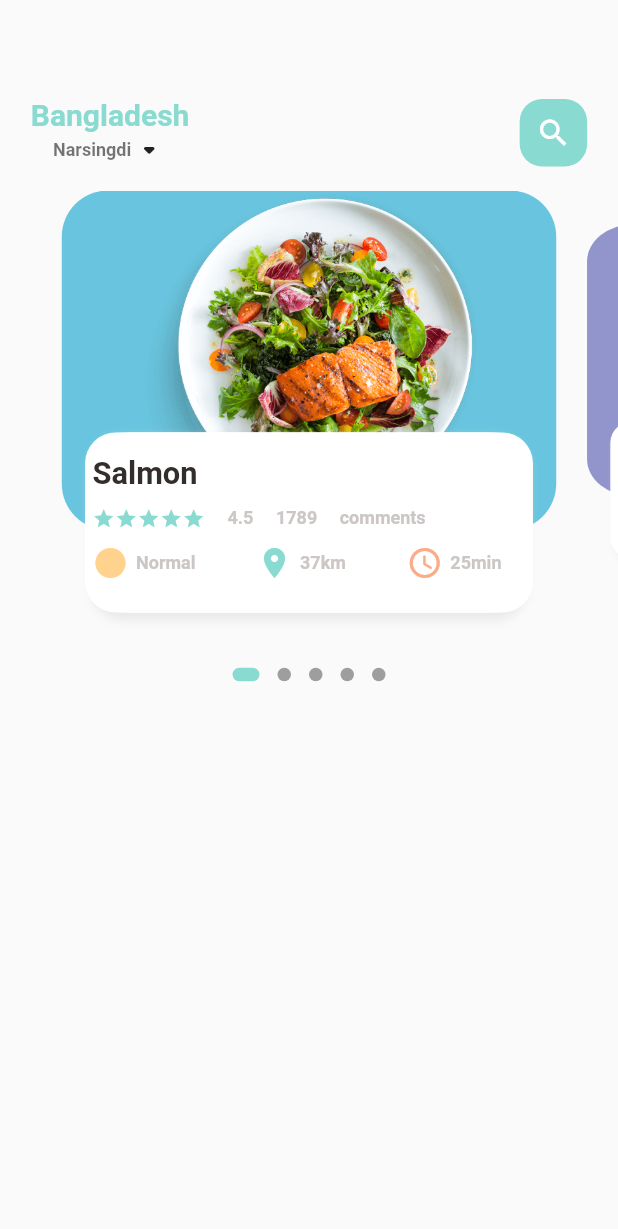
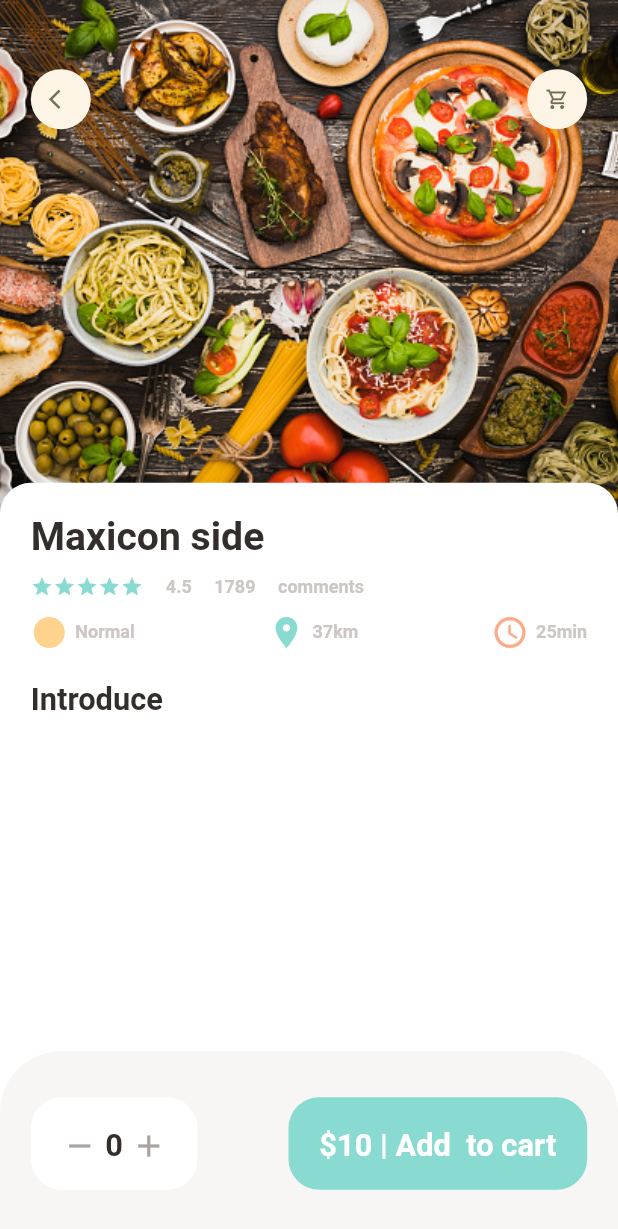
Before and after one commit to Sangro1/Flutter-FoodOrdring-App, a Flutter app: the screen it shows after launch, on a phone screen of 412 x 824 dp. Shown: the top 1229 px of the screen. Run offline on Flutter 3.47's test engine with Material 2 defaults, Android fonts, the phone set to English and light mode, and no system bars; drawn by our look-alikes of dots_indicator; our stand-ins replace get, google_fonts.

Commit message:
Food pages nd Add 4 dart files

```diff
--- a/lib/home/food_page_body.dart
+++ /dev/null
@@ -1,189 +0,0 @@
-
-import 'package:dots_indicator/dots_indicator.dart';
-import 'package:e_commerce_app/utils/colors.dart';
-import 'package:e_commerce_app/widgets/big_text.dart';
-import 'package:e_commerce_app/widgets/icon_and_widget.dart';
-import 'package:e_commerce_app/widgets/small_text.dart';
-import 'package:flutter/material.dart';
-
-import '../utils/dimensions.dart';
-
-class FoodPageBody extends StatefulWidget {
-  const FoodPageBody({Key? key}) : super(key: key);
-
-  @override
-  State<FoodPageBody> createState() => _FoodPageBodyState();
-}
-class _FoodPageBodyState extends State<FoodPageBody> {
-  PageController pageController = PageController(viewportFraction:0.85);
-  var _currPageValue = 0.0;
-  double _scaleFactor = 0.8;
-  double _height = Dimensions.pageViewContainer;
-
-  @override
-  void initState(){
-    super.initState();
-    pageController.addListener(() {
-      setState((){
-        _currPageValue = pageController.page!;
-        print("Current  value is" + _currPageValue.toString());
-
-      });
-    });
-  }
-
-  @override
-  Widget build(BuildContext context) {
-    return Column(
-      children: [
-      Container(
-      // color: Colors.redAccent,
-      height: Dimensions.pageView ,
-      child: PageView.builder(
-          controller: pageController,
-          itemCount: 5 ,
-          itemBuilder: (context ,position){
-            return _buildPageItem(position);
-          }),
-      ),
-    new DotsIndicator(
-    dotsCount: 5 ,
-    position: _currPageValue,
-    decorator: DotsDecorator(
-
-      activeColor: AppColors.mainColor,
-    size: const Size.square(9.0),
-    activeSize: const Size(18.0, 9.0),
-    activeShape: RoundedRectangleBorder(borderRadius: BorderRadius.circular(5.0)),
-    ),
-    ),
-      ],
-    );
-  }
-
-  Widget _buildPageItem(int index)   {
-
-    Matrix4 matrix = new Matrix4.identity();
-    //matrix4 identity returns an instance where it returns x,y,z
-    if(index == _currPageValue.floor()){
-      var currScale = 1 -( _currPageValue - index) * ( 1- _scaleFactor);
-      var currTrans = _height*(1-currScale )/ 2;
-      matrix = Matrix4.diagonal3Values( 1, currScale, 1 )..setTranslationRaw(0, currTrans, 0);
-     }
-    else if(index == _currPageValue.floor()+1){
-      var currScale = _scaleFactor + (_currPageValue-index +1) * ( 1 -_scaleFactor);
-      var currTrans = _height *(1-currScale )/ 2;
-      matrix = Matrix4.diagonal3Values( 1, currScale, 1 );
-      matrix = Matrix4.diagonal3Values( 1, currScale, 1 )..setTranslationRaw(0, currTrans, 0);
-
-    }
-    else if(index == _currPageValue.floor()-1){
-      var currScale = 1 -( _currPageValue - index) * ( 1- _scaleFactor);
-      var currTrans = _height *(1-currScale )/ 2;
-      matrix = Matrix4.diagonal3Values( 1, currScale, 1 );
-      matrix = Matrix4.diagonal3Values( 1, currScale, 1 )..setTranslationRaw(0, currTrans, 0);
-
-    } else{
-      var currScale = 0.8;
-      matrix = Matrix4.diagonal3Values(1, currScale, 1)..setTranslationRaw(0,_height*(1-_scaleFactor), 1);
-    }
-
-
-
-    return Transform(
-      transform: matrix,
-      child: Stack(
-          children: [
-        Container(
-        height: Dimensions.pageViewContainer ,
-        margin: EdgeInsets.only(left: Dimensions.width10 , right:Dimensions.width10),
-        decoration: BoxDecoration(
-          borderRadius: BorderRadius.circular(Dimensions.radius30 ),
-        color: index.isEven? Color(0xFF69c5df) : Color(0xff9294cc),
-        image: DecorationImage(
-        //fit: BoxFit.cover,
-        image: AssetImage
-        ("assets/image/image01.png"),
-        ),
-        ),
-        ),
-             Align(
-              alignment: Alignment.bottomCenter,
-              child: Container(
-                 height: 120,
-                margin: EdgeInsets.only( left: Dimensions.width30,right: Dimensions.width30,
-                    bottom:Dimensions.height30  ),
-                decoration: BoxDecoration(
-                    borderRadius: BorderRadius.circular(Dimensions.radius20),
-                    color: Colors.white,
-                  boxShadow: [
-                     BoxShadow(
-                       color: Color(0xFFe8e8e8),
-                        blurRadius: 5.0,
-                       offset: Offset(0,5),
-                     ),
-                    BoxShadow(
-                      color: Colors.white,
-                      offset: Offset(-5,0),
-                    ),
-                    BoxShadow(
-                      color: Colors.white,
-                      offset: Offset(5,0),
-                    ),
-                  ]
-                ),
-                child: Container(
-                  padding: EdgeInsets.only(top: Dimensions.height15, right:16 , bottom:10),
-                  child: Column(
-                    crossAxisAlignment: CrossAxisAlignment.start,
-                    children: [
-                       BigText(text:"Salmon"),
-
-                      SizedBox(height: Dimensions.height10),
-                      //comment section
-                      Row(
-                        children:[
-                          Wrap(
-                            children:List.generate(5,(index) => Icon(Icons.star,
-                                color: AppColors.mainColor,size: 15),),
-                          ),
-                          SizedBox(width: 15,),
-                          SmallText(text: "4.5"),
-
-                          SizedBox(width: 15,),
-                          SmallText(text: "1789" ),
-
-                          SizedBox(width: 15,),
-                          SmallText(text: "comments"),
-                        ],
-                      ),
-
-                      SizedBox(height: Dimensions.height10),
-                      //time and distance
-                      Row(
-                        mainAxisAlignment: MainAxisAlignment.spaceBetween,
-                        children: [
-                          IconAndTextWidget(icon: Icons.circle_sharp,
-                              text: "Normal",
-                              iconColor: AppColors.iconColor1),
-
-                          IconAndTextWidget(icon: Icons.location_on,
-                              text: "37km",
-                              iconColor: AppColors.mainColor),
-
-                          IconAndTextWidget(icon: Icons.access_time_rounded,
-                              text: "25min",
-                              iconColor: AppColors.iconColor2),
-
-                        ],
-                      )
-                    ],
-                  ),
-                ),
-              ),
-            ),
-          ],
-      ),
-    );
-  }
-}
--- a/lib/main.dart
+++ b/lib/main.dart
@@ -1,4 +1,5 @@
-import 'package:e_commerce_app/home/main_page_food.dart';
+import 'package:e_commerce_app/pages/food/popular_food_detail.dart';
+import 'package:e_commerce_app/pages/home/main_page_food.dart';
 import 'package:flutter/material.dart';
 import 'package:get/get.dart';
 import 'package:get/get.dart';
@@ -19,7 +20,7 @@ class MyApp extends StatelessWidget {
 
         primarySwatch: Colors.blue,
       ),
-      home: MainFoodPage(),
+      home: PopularFoodDetail(),
     );
   }
 }
--- /dev/null
+++ b/lib/pages/food/popular_food_detail.dart
@@ -0,0 +1,125 @@
+
+import 'package:e_commerce_app/utils/dimensions.dart';
+import 'package:e_commerce_app/widgets/app_column.dart';
+import 'package:e_commerce_app/widgets/app_icon.dart';
+import 'package:flutter/material.dart';
+
+import '../../utils/colors.dart';
+import '../../widgets/big_text.dart';
+import '../../widgets/icon_and_widget.dart';
+import '../../widgets/small_text.dart';
+
+class  PopularFoodDetail extends StatelessWidget {
+  const  PopularFoodDetail({Key? key}) : super(key: key);
+
+  @override
+  Widget build( BuildContext context) {
+    return Scaffold(
+      backgroundColor: Colors.white,
+      body: Stack(
+        children: [
+          //background image
+          Positioned(
+            left: 0, right:0,
+              child: Container(
+                width: double.maxFinite,
+                height: Dimensions.popularFoodImageSize,
+
+                decoration: BoxDecoration(
+                  image: DecorationImage(
+                    fit: BoxFit.cover,
+                    image: AssetImage(
+                      "assets/image/Food01.png",
+                    )
+                  )
+                ),
+              )),
+          //icon widget
+          Positioned( top: Dimensions.height45,
+              left: Dimensions.width20 , right:Dimensions.width20 ,
+              child: Row(
+                mainAxisAlignment: MainAxisAlignment.spaceBetween,
+                children: [
+                  AppIcon(icon: Icons.arrow_back_ios),
+
+                  AppIcon(icon: Icons.shopping_cart_outlined),
+                ],
+
+          )),
+          //intro of food
+          Positioned (
+            left: 0, right: 0,
+            bottom: 0,
+            top: Dimensions.popularFoodImageSize-20,
+              child:Container(
+                padding: EdgeInsets.only(left: Dimensions.width20,
+                     right: Dimensions.width20, top: Dimensions.height20),
+                decoration: BoxDecoration(
+                  borderRadius: BorderRadius.only(
+                    topRight: Radius.circular(Dimensions.radius20),
+                    topLeft: Radius.circular(Dimensions.radius20),
+                  ),
+                  color: Colors.white,
+                ),
+                child: Column(
+                  crossAxisAlignment: CrossAxisAlignment.start,
+                  children: [
+                    AppColumn(text: "Maxicon side"),
+                    SizedBox(height: Dimensions.height20,),
+                    BigText(text:  "Introduce"),
+                  ],
+                ),
+
+              ),
+          ),
+          //expendable text
+        ],
+      ),
+      bottomNavigationBar: Container(
+        height: Dimensions.bottomHeightBar,
+        padding:  EdgeInsets.only(top: Dimensions.height30,
+            bottom: Dimensions.height30, left:Dimensions.width20 ,
+            right: Dimensions.width20),
+          decoration: BoxDecoration(
+            color: AppColors.buttonBackgroundColor,
+            borderRadius: BorderRadius.only(
+               topLeft: Radius.circular(Dimensions.radius20 *2 ),
+               topRight: Radius.circular(Dimensions.radius20 *2),
+            )
+          ),
+        // 2 child buttons
+        child: Row(
+          mainAxisAlignment:MainAxisAlignment.spaceBetween ,
+          children: [
+            Container (
+              padding: EdgeInsets.only(top:Dimensions.height20, bottom:Dimensions.height20 ,
+                  left:Dimensions.width20 , right:Dimensions.width20 ),
+              decoration: BoxDecoration(
+                borderRadius: BorderRadius.circular(Dimensions.radius20),
+                color: Colors.white
+              ),
+                  child: Row(
+                    children: [
+                      Icon(Icons.remove , color:  AppColors.singleColor),
+                       SizedBox(width: Dimensions.width10/2  ),
+                       BigText(text: "0"),
+                      SizedBox(width: Dimensions.width10/2,),
+                      Icon(Icons.add, color: AppColors.singleColor),
+                    ],
+    )
+            ),
+            Container(
+              padding: EdgeInsets.only(top:Dimensions.height20, bottom:Dimensions.height20 ,
+                  left:Dimensions.width20 , right:Dimensions.width20 ),
+              child: BigText(text:"\$10 | Add  to cart", color: Colors.white,),
+              decoration: BoxDecoration(
+                borderRadius: BorderRadius.circular(Dimensions.radius20),
+                color: AppColors.mainColor,
+              ),
+            ),
+          ],
+        ),
+      ),
+    );
+  }
+}
--- a/lib/home/main_page_food.dart
+++ b/lib/pages/home/main_page_food.dart
@@ -1,9 +1,10 @@
-import 'package:e_commerce_app/home/food_page_body.dart';
 import 'package:e_commerce_app/utils/colors.dart';
 import 'package:e_commerce_app/utils/dimensions.dart';
 import 'package:e_commerce_app/widgets/big_text.dart';
 import 'package:e_commerce_app/widgets/small_text.dart';
 import 'package:flutter/material.dart';
+
+import 'food_page_body.dart';
 
 class MainFoodPage extends StatefulWidget {
   const MainFoodPage({Key? key}) : super(key: key);
@@ -23,7 +24,7 @@ class _MainFoodPageState extends State<MainFoodPage> {
           //search bar upper layout activity (showing the header)
           Container(
             child: Container(
-              margin: EdgeInsets.only(top: 65, bottom: 15),
+              margin: EdgeInsets.only(top: Dimensions.height45, bottom:Dimensions.height15 ),
               padding: EdgeInsets.only(left: Dimensions.width20,right: Dimensions.width20),
               child: Row(
                 mainAxisAlignment: MainAxisAlignment.spaceBetween,
@@ -41,21 +42,24 @@ class _MainFoodPageState extends State<MainFoodPage> {
                     ],
                   ),
                    Container(
-                    width: 45,
-                    height: 45,
-                    child: Icon(Icons.search, color: Colors.white),
+                    width: Dimensions.height45,
+                    height: Dimensions.height45 ,
+                    child: Icon(Icons.search, color: Colors.white, size: Dimensions.iconSize24),
                     decoration:  BoxDecoration(
-                      borderRadius: BorderRadius.circular(15),
+                      borderRadius: BorderRadius.circular(Dimensions.radius15 ),
                       color: AppColors.mainColor,
                     ),
-                  )
+                  ),
                 ],
               ),
             ),
 
           ),
           // call that food page (showing the body)
-          FoodPageBody(),
+          Expanded(child: SingleChildScrollView(
+            child: FoodPageBody(),
+
+          ) )
         ],
       )
     );
--- a/lib/utils/dimensions.dart
+++ b/lib/utils/dimensions.dart
@@ -18,6 +18,8 @@ static double height10 = screenHeight /80.2;
 static double height15 = screenHeight /53.5;
 static double height20 = screenHeight /40.1;
   static double height30 = screenHeight /26.76;
+  static double height45 = screenHeight / 17.84;
+
 
 
 //dynamic width padding and margin
@@ -26,9 +28,29 @@ static double height20 = screenHeight /40.1;
   static double width20 = screenHeight /40.1;
   static double width30 = screenHeight /26.76;
 
+
   static double font20 = screenHeight/ 40.1;
-static double radius20 = screenHeight/40.1;
+  static double font26 = screenHeight/ 31.57  ;
+
+  //radius
+  static double radius15  = screenHeight/53.5;
+  static double radius20 = screenHeight/40.1;
   static double radius30 = screenHeight/26.76;
+
+  //iconSixe
+  static double iconSize24 = screenHeight/33.41;
+  static double iconSize16 = screenHeight/52.75;
+
+   //List view size 360/120 pixel5
+   static double listViewImageSize = screenWidth/3 ;
+   //360/100
+   static double listViewTextContSize = screenWidth/3.6;
+
+   //popular food
+  //height 350
+  static double popularFoodImageSize = screenHeight/2.41;
+  //dimension bottom height
+    static double bottomHeightBar = screenHeight / 6.68;
 
 
 }
--- /dev/null
+++ b/lib/widgets/app_column.dart
@@ -0,0 +1,62 @@
+import 'package:e_commerce_app/widgets/small_text.dart';
+import 'package:flutter/cupertino.dart';
+import 'package:flutter/material.dart';
+
+import '../utils/colors.dart';
+import '../utils/dimensions.dart';
+import 'big_text.dart';
+import 'icon_and_widget.dart';
+
+class AppColumn extends StatelessWidget {
+  final String text;
+  const AppColumn({Key? key,required this.text}) : super(key: key);
+
+  @override
+  Widget build(BuildContext context) {
+    return Column(
+      crossAxisAlignment: CrossAxisAlignment.start,
+      children: [
+
+        BigText(text: text, size: Dimensions.font26),//custom text
+        SizedBox(height: Dimensions.height10),
+
+        //comment section
+        Row(
+          children:[
+            Wrap(
+              children:List.generate(5,(index) => Icon(Icons.star,
+                  color: AppColors.mainColor,size: 15),),
+            ),
+            SizedBox(width: 15,),
+            SmallText(text: "4.5"),
+
+            SizedBox(width: 15,),
+            SmallText(text: "1789" ),
+
+            SizedBox(width: 15,),
+            SmallText(text: "comments"),
+          ],
+        ),
+
+        SizedBox(height: Dimensions.height10),
+        //time and distance
+        Row(
+          mainAxisAlignment: MainAxisAlignment.spaceBetween,
+          children: [
+            IconAndTextWidget(icon: Icons.circle_sharp,
+                text: "Normal",
+                iconColor: AppColors.iconColor1),
+
+            IconAndTextWidget(icon: Icons.location_on,
+                text: "37km",
+                iconColor: AppColors.mainColor),
+
+            IconAndTextWidget(icon: Icons.access_time_rounded,
+                text: "25min",
+                iconColor: AppColors.iconColor2),
+          ],
+        )
+      ],
+    );
+  }
+}
--- /dev/null
+++ b/lib/widgets/app_icon.dart
@@ -0,0 +1,34 @@
+import 'package:e_commerce_app/utils/dimensions.dart';
+import 'package:flutter/cupertino.dart';
+import 'package:flutter/material.dart';
+
+class  AppIcon extends StatelessWidget {
+  final IconData icon;
+  final Color iconColor;
+  final Color backgroundColor;
+  final double size;
+
+  const  AppIcon({Key? key,
+    required this.icon,
+     this.iconColor = const Color(0xFF756d54),
+     this.backgroundColor = const Color(0xFFfcf4e4),
+    this.size = 40,
+  }) : super(key: key);
+
+  @override
+  Widget build(BuildContext context) {
+    return Container(
+      width: size,
+      height: size,
+      decoration: BoxDecoration(
+        borderRadius: BorderRadius.circular(size/2),
+        color: backgroundColor,
+      ),
+      child:  Icon(
+        icon,
+        color: iconColor,
+        size: Dimensions.iconSize16,
+      ),
+    );
+  }
+}
--- a/lib/widgets/big_text.dart
+++ b/lib/widgets/big_text.dart
@@ -11,7 +11,7 @@ class BigText  extends StatelessWidget {
   BigText ({Key? key, this.color = const Color(0xFF332d2b) ,
     required this.text,
     this.size = 0,
-    this.overFlow = TextOverflow.ellipsis
+    this.overFlow = TextOverflow.ellipsis,
   }) : super(key: key);
 
   @override
@@ -25,7 +25,6 @@ class BigText  extends StatelessWidget {
         color: color,
 
         fontSize: size==0? Dimensions.font20:  size,
-
         fontWeight: FontWeight.w700,
       )
 
--- a/lib/widgets/icon_and_widget.dart
+++ b/lib/widgets/icon_and_widget.dart
@@ -1,5 +1,8 @@
+
 import 'package:e_commerce_app/widgets/small_text.dart';
 import 'package:flutter/material.dart';
+
+import '../utils/dimensions.dart';
 
 class IconAndTextWidget extends StatelessWidget {
   final IconData icon;
@@ -15,7 +18,7 @@ class IconAndTextWidget extends StatelessWidget {
   Widget build(BuildContext context) {
     return Row(
       children: [
-        Icon(icon, color: iconColor,),
+        Icon(icon, color: iconColor,size: Dimensions.iconSize24 ),
         SizedBox(width: 5,),
         SmallText(text: text),
       ],
```
Also changed, not shown: lib/pages/home/food_page_body.dart (added, +240 -0 lines), lib/widgets/expendable_text.dart (added, +17 -0 lines), assets/image/Food01.png (added).
